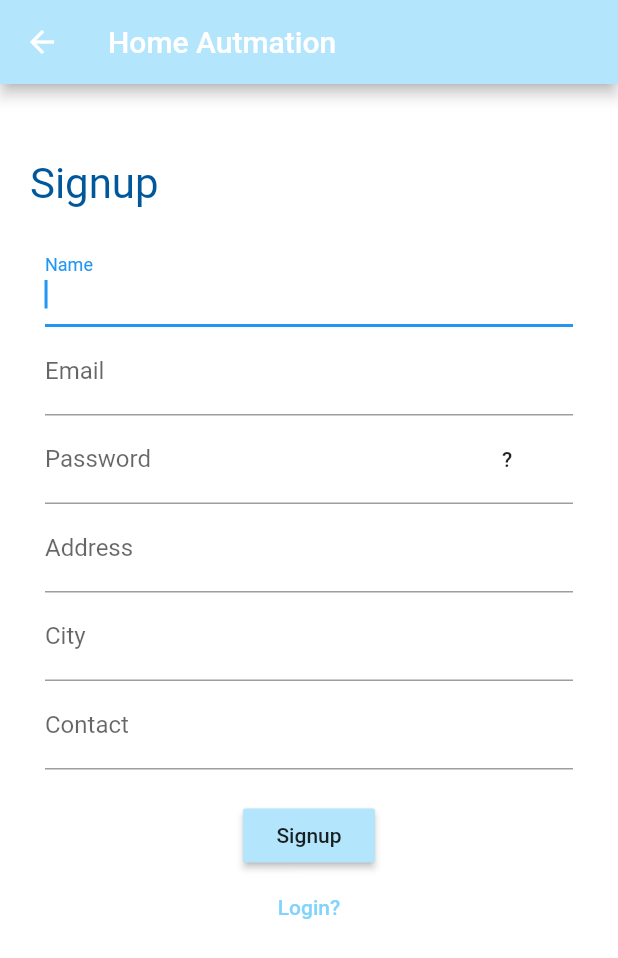
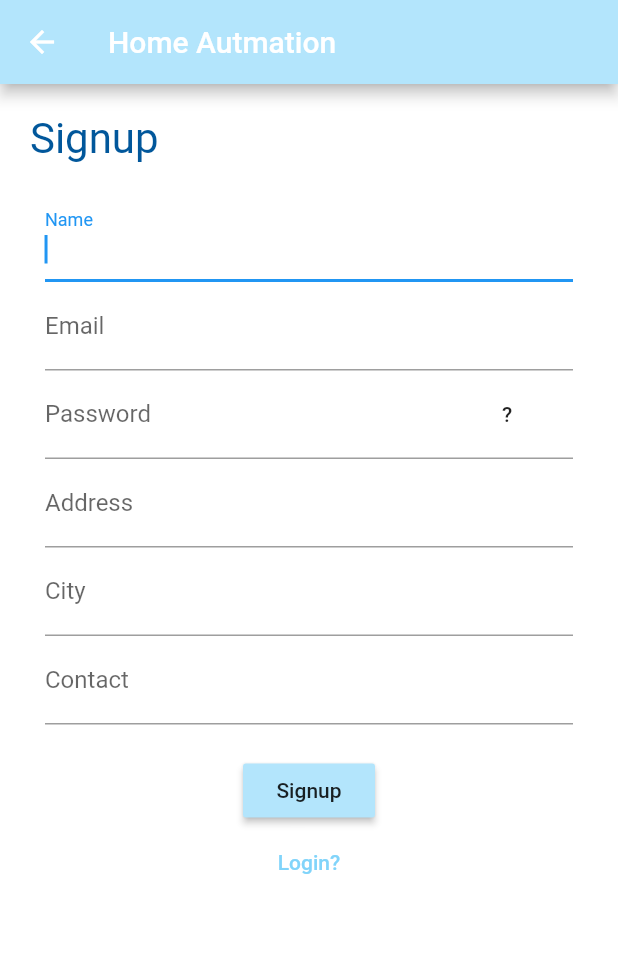
Before and after one commit to Brijeshlakkad/home_automation_app, a Flutter app: the screen it shows after launch, after a tap on "Register?", on a phone screen of 412 x 824 dp. Shown: the top 958 px of the screen. Run offline on Flutter 3.47's test engine with Material 2 defaults, Android fonts, the phone set to English and light mode, and no system bars; our stand-ins replace splashscreen, sqflite; accounts and stored records are empty.

Commit message:
Project Presentation 2 Completed

```diff
--- a/lib/hardware.dart
+++ b/lib/hardware.dart
@@ -126,7 +126,7 @@ class HardwareScreenState extends State<HardwareScreen>
 
   @override
   void onError(String errorTxt) {
-    _showDialog.showDialogCustom(context, "Error", errorTxt);
+    _showDialog.showDialogCustom(context, "Error", errorTxt, boxHeight: 67.0);
     setState(() => _isLoading = false);
   }
 
--- a/lib/login_signup/login.dart
+++ b/lib/login_signup/login.dart
@@ -250,7 +250,7 @@ class LoginScreenState extends State<LoginScreen>
         key: scaffoldKey,
         body: new Center(
           child: Container(
-            padding: EdgeInsets.all(30.0),
+            padding: EdgeInsets.only(top: 30.0, left: 30.0, right: 30.0),
             child: _isLoading ? ShowProgress() : loginForm,
           ),
         ),
@@ -269,7 +269,6 @@ class LoginScreenState extends State<LoginScreen>
 
   @override
   void onLoginSuccess(User user) async {
-    _showSnackBar(user.toString());
     setState(() => _isLoadingValue = false);
     var db = new DatabaseHelper();
     await db.saveUser(user);
--- a/lib/login_signup/signup.dart
+++ b/lib/login_signup/signup.dart
@@ -159,7 +159,7 @@ class SignupScreenState extends State<SignupScreen>
       children: <Widget>[
         new Container(
           padding:
-              EdgeInsets.only(top: 50.0, bottom: 10.0, left: 20.0, right: 20.0),
+              EdgeInsets.only(top: 20.0, bottom: 10.0, left: 20.0, right: 20.0),
           child: Text(
             'Signup',
             textScaleFactor: 2.0,
@@ -237,7 +237,7 @@ class SignupScreenState extends State<SignupScreen>
                   focusNode: _addressNode,
                   keyboardType: TextInputType.text,
                   textInputAction: TextInputAction.next,
-                  textCapitalization: TextCapitalization.words,
+                  textCapitalization: TextCapitalization.sentences,
                   onFieldSubmitted: (val) {
                     _fieldFocusChange(context, _addressNode, _cityNode);
                   },
@@ -263,7 +263,7 @@ class SignupScreenState extends State<SignupScreen>
                     _contact = val;
                   },
                   focusNode: _contactNode,
-                  keyboardType: TextInputType.number,
+                  keyboardType: TextInputType.phone,
                   textInputAction: TextInputAction.next,
                   textCapitalization: TextCapitalization.words,
                   onFieldSubmitted: (val) {
--- a/lib/user_profile.dart
+++ b/lib/user_profile.dart
@@ -254,7 +254,7 @@ class UserProfileState extends State<UserProfile>
                             focusNode: _nameFocus,
                             keyboardType: TextInputType.text,
                             textInputAction: TextInputAction.next,
-                            textCapitalization: TextCapitalization.characters,
+                            textCapitalization: TextCapitalization.words,
                             onFieldSubmitted: (val) {
                               _fieldFocusChange(
                                   context, _nameFocus, _addressFocus);
@@ -271,7 +271,7 @@ class UserProfileState extends State<UserProfile>
                             },
                             keyboardType: TextInputType.text,
                             textInputAction: TextInputAction.next,
-                            textCapitalization: TextCapitalization.characters,
+                            textCapitalization: TextCapitalization.sentences,
                             focusNode: _addressFocus,
                             onFieldSubmitted: (val) {
                               _fieldFocusChange(
@@ -308,6 +308,7 @@ class UserProfileState extends State<UserProfile>
                             textInputAction: TextInputAction.next,
                             focusNode: _mobileFocus,
                             onFieldSubmitted: (val) async {
+                              _mobileFocus.unfocus();
                               await _updateUserProfile();
                             },
                             decoration: InputDecoration(
```
Also changed, not shown: lib/device/get_device_details.dart (+6 -8 lines), lib/get_hardware_details.dart (+6 -8 lines), lib/show_user.dart (+32 -0 lines).
